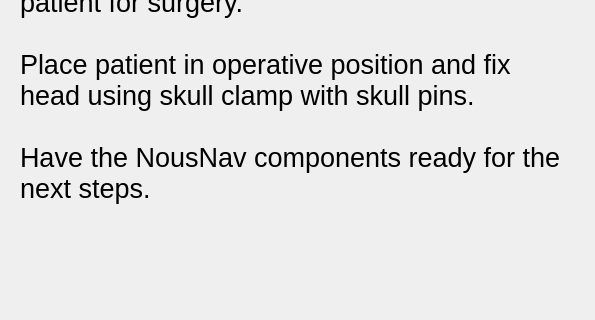
The window that Registration/Resources/UI/Registration.ui (NousNav/SlicerOpenNav) describes before a commit, drawn with Qt 5; both pictures show x 0 to 595 and y 322 to 642 of the 595 by 768 pixel window.
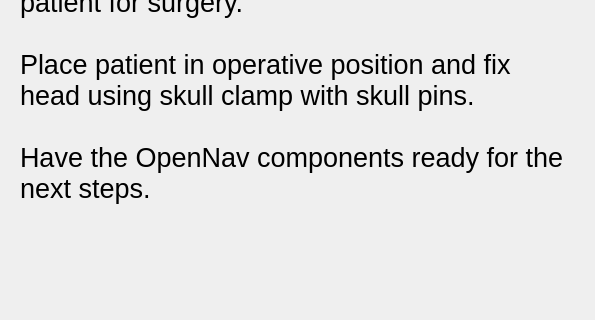
The same window after the commit. The open tabs and pages were chosen to show the change. Custom widgets are drawn as their Qt base class.

Commit message:
ENH: Rename NousNav/NN to OpenNav throughout codebase
- Rename NNUtils module to OpenNavUtils
- Change NN_ node name prefix to OpenNav_
- Update all imports and references
- Rename hardware config files from NousNav-BWH to OpenNav-BWH
- Update UI text, QSS selectors, and documentation

Patch:
```diff
--- a/Registration/Resources/UI/Registration.ui
+++ b/Registration/Resources/UI/Registration.ui
@@ -55,7 +55,7 @@
 
 Place patient in operative position and fix head using skull clamp with skull pins.
 
-Have the NousNav components ready for the next steps.
+Have the OpenNav components ready for the next steps.
 </string>
          </property>
          <property name="wordWrap">
```
The commit also changes 16 other files.
